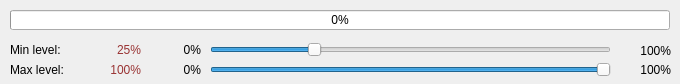
First picture: the form in mainwindow.ui, repository ndp190/qt_audio_echo, before the edit.
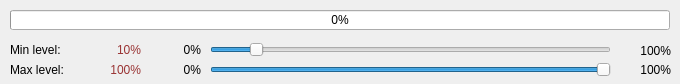
Second picture: the form after the edit.

Diff of the .ui file:
```diff
--- a/mainwindow.ui
+++ b/mainwindow.ui
@@ -10,6 +10,12 @@
     <height>84</height>
    </rect>
   </property>
+  <property name="sizePolicy">
+   <sizepolicy hsizetype="Preferred" vsizetype="Preferred">
+    <horstretch>0</horstretch>
+    <verstretch>0</verstretch>
+   </sizepolicy>
+  </property>
   <property name="windowTitle">
    <string>MainWindow</string>
   </property>
@@ -52,7 +58,7 @@
      <number>100</number>
     </property>
     <property name="value">
-     <number>25</number>
+     <number>10</number>
     </property>
     <property name="orientation">
      <enum>Qt::Horizontal</enum>
@@ -211,7 +217,7 @@
      <string notr="true">color : #993333;</string>
     </property>
     <property name="text">
-     <string>25%</string>
+     <string>10%</string>
     </property>
     <property name="alignment">
      <set>Qt::AlignRight|Qt::AlignTrailing|Qt::AlignVCenter</set>
```
Left out of the diff: 2 changed lines with no effect on the pictures.
